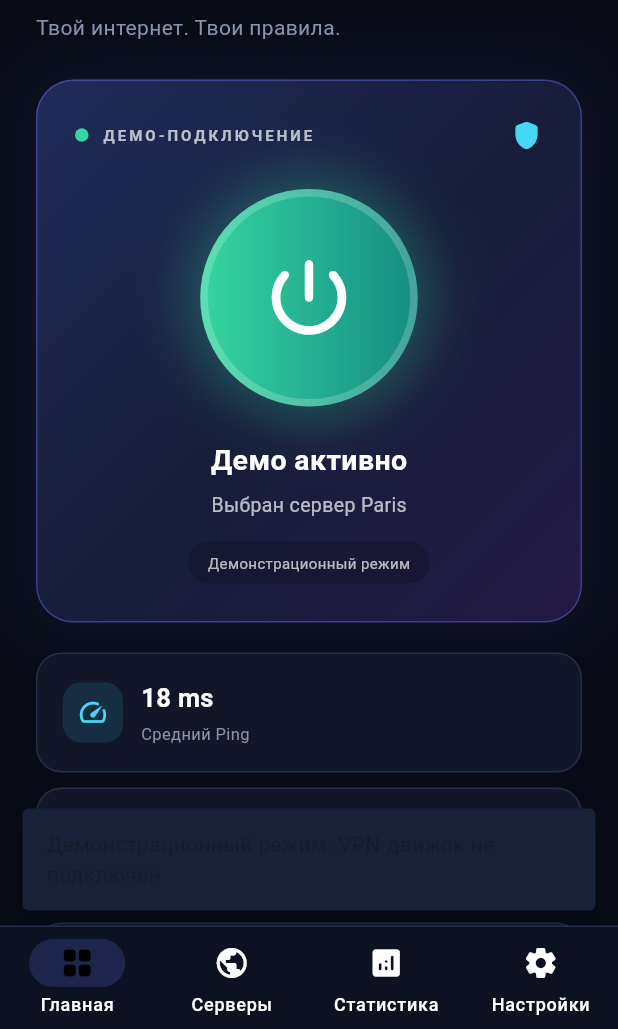
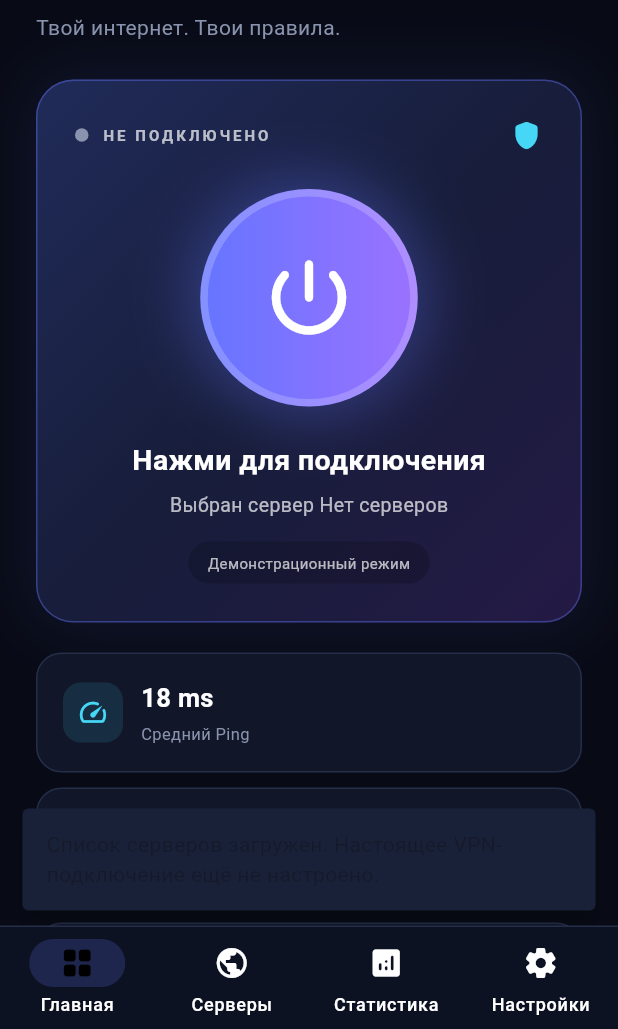
Before and after one commit to shatlyk5728-lgtm/nova, a Flutter app: the screen it shows after launch, after a tap on the "power settings new" icon, on a phone screen of 412 x 824 dp, the part 207-1236 px from its top. Run offline on Flutter 3.47's test engine with Material 3 defaults, Android fonts, the phone set to English and light mode, and no system bars; our stand-ins replace supabase_flutter; missing offline and left inert: flutter_sing_box; accounts and stored records are empty; network calls fail; Roboto replaces fonts that are missing (Segoe UI); project files that could hold a hidden picture were left out.

Commit message:
Update main.dart

```diff
--- a/lib/main.dart
+++ b/lib/main.dart
@@ -1,9 +1,15 @@
 import 'package:flutter/material.dart';
 import 'package:flutter/services.dart';
 import 'package:flutter_sing_box/flutter_sing_box.dart';
+import 'package:supabase_flutter/supabase_flutter.dart';
 
 Future<void> main() async {
   WidgetsFlutterBinding.ensureInitialized();
+
+  await Supabase.initialize(
+    url: 'https://joebcmwluizjqrbatpfs.supabase.co',
+    anonKey: 'sb_publishable_jEd50a0qw2_J17qEVYiLxg_0Mfj68LX',
+  );
 
   await FlutterSingBox().init();
 
@@ -61,19 +67,38 @@ class NovaColors {
 // ============================================================
 
 class NovaServer {
+  final String id;
   final String name;
   final String country;
   final String flag;
   final int ping;
   final String city;
+  final String protocol;
+  final String configText;
 
   const NovaServer({
+    required this.id,
     required this.name,
     required this.country,
     required this.flag,
     required this.ping,
     required this.city,
+    required this.protocol,
+    required this.configText,
   });
+
+  factory NovaServer.fromJson(Map<String, dynamic> json) {
+    return NovaServer(
+      id: (json['id'] ?? '').toString(),
+      name: (json['name'] ?? 'Nova server').toString(),
+      country: (json['country'] ?? '').toString(),
+      flag: (json['flag'] ?? '🌐').toString(),
+      ping: 0, // Задержка пока не измеряется.
+      city: (json['name'] ?? 'Nova server').toString(),
+      protocol: (json['protocol'] ?? '').toString(),
+      configText: (json['config_text'] ?? '').toString(),
+    );
+  }
 }
 
 // ============================================================
@@ -99,63 +124,77 @@ class _NovaHomeState extends State<NovaHome> {
 
   String searchQuery = '';
 
-  final List<NovaServer> servers = const [
-    NovaServer(
-      name: 'France',
-      country: 'Франция',
-      flag: '🇫🇷',
-      city: 'Paris',
-      ping: 18,
-    ),
-    NovaServer(
-      name: 'Germany',
-      country: 'Германия',
-      flag: '🇩🇪',
-      city: 'Frankfurt',
-      ping: 24,
-    ),
-    NovaServer(
-      name: 'Netherlands',
-      country: 'Нидерланды',
-      flag: '🇳🇱',
-      city: 'Amsterdam',
-      ping: 29,
-    ),
-    NovaServer(
-      name: 'Switzerland',
-      country: 'Швейцария',
-      flag: '🇨🇭',
-      city: 'Zurich',
-      ping: 31,
-    ),
-    NovaServer(
-      name: 'United Kingdom',
-      country: 'Великобритания',
-      flag: '🇬🇧',
-      city: 'London',
-      ping: 35,
-    ),
-    NovaServer(
-      name: 'United States',
-      country: 'США',
-      flag: '🇺🇸',
-      city: 'New York',
-      ping: 95,
-    ),
-    NovaServer(
-      name: 'Japan',
-      country: 'Япония',
-      flag: '🇯🇵',
-      city: 'Tokyo',
-      ping: 142,
-    ),
-  ];
+  List<NovaServer> servers = [];
+  bool isLoadingServers = true;
+  String? serverLoadError;
+
+  @override
+  void initState() {
+    super.initState();
+    loadServers();
+  }
+
+  Future<void> loadServers() async {
+    if (mounted) {
+      setState(() {
+        isLoadingServers = true;
+        serverLoadError = null;
+      });
+    }
+
+    try {
+      final response = await Supabase.instance.client.functions.invoke(
+        'dynamic-service',
+        method: HttpMethod.get,
+      );
+
+      final body = response.data;
+      if (body is! Map || body['servers'] is! List) {
+        throw Exception('Неверный ответ сервера');
+      }
+
+      final loaded = (body['servers'] as List)
+          .whereType<Map>()
+          .map((item) => NovaServer.fromJson(
+                Map<String, dynamic>.from(item),
+              ))
+          .where((server) => server.configText.isNotEmpty)
+          .toList();
+
+      if (!mounted) return;
+      setState(() {
+        servers = loaded;
+        isLoadingServers = false;
+        if (selectedServer >= servers.length) selectedServer = 0;
+      });
+    } catch (error) {
+      if (!mounted) return;
+      setState(() {
+        isLoadingServers = false;
+        serverLoadError = error.toString();
+      });
+    }
+  }
+
+  final NovaServer emptyServer = const NovaServer(
+    id: '',
+    name: 'No server',
+    country: '',
+    flag: '🌐',
+    ping: 0,
+    city: 'Нет серверов',
+    protocol: '',
+    configText: '',
+  );
 
   String get language => isRussian ? 'ru' : 'en';
 
   String tr(String ru, String en) => isRussian ? ru : en;
 
-  NovaServer get currentServer => servers[selectedServer];
+  NovaServer get currentServer =>
+      servers.isEmpty
+          ? emptyServer
+          : (selectedServer < servers.length ? servers[selectedServer] : servers.first);
 
   void showMessage(String message) {
     ScaffoldMessenger.of(context).showSnackBar(
@@ -168,20 +207,11 @@ class _NovaHomeState extends State<NovaHome> {
   }
 
   void toggleConnection() {
-    setState(() {
-      isConnected = !isConnected;
-    });
-
     showMessage(
-      isConnected
-          ? tr(
-              'Демонстрационный режим: VPN-движок не подключён',
-              'Demo mode: VPN engine is not connected',
-            )
-          : tr(
-              'Демонстрационное подключение отключено',
-              'Demo connection disconnected',
-            ),
+      tr(
+        'Список серверов загружен. Настоящее VPN-подключение ещё не настроено.',
+        'Server list loaded. Real VPN connection is not configured yet.',
+      ),
     );
   }
 
@@ -996,7 +1026,7 @@ class _NovaHomeState extends State<NovaHome> {
         borderRadius: BorderRadius.circular(10),
       ),
       child: Text(
-        '$ping ms',
+        ping > 0 ? '$ping ms' : '—',
         style: TextStyle(
           color: color,
           fontWeight: FontWeight.bold,
@@ -1120,8 +1150,8 @@ class _NovaHomeState extends State<NovaHome> {
           const SizedBox(height: 8),
           Text(
             tr(
-              'Выбери сервер для демонстрационного подключения',
-              'Choose a server for demo connection',
+              'Серверы загружаются из Nova VPN',
+              'Servers are loaded from Nova VPN',
             ),
             style: const TextStyle(
               color: NovaColors.muted,
@@ -1181,8 +1211,38 @@ class _NovaHomeState extends State<NovaHome> {
               ),
             ],
           ),
-          const SizedBox(height: 12),
-          if (filteredServers.isEmpty)
+          Align(
+            alignment: Alignment.centerRight,
+            child: TextButton.icon(
+              onPressed: isLoadingServers ? null : loadServers,
+              icon: const Icon(Icons.refresh_rounded, size: 17),
+              label: Text(tr('Обновить список', 'Refresh list')),
+            ),
+          ),
+          const SizedBox(height: 4),
+          if (isLoadingServers)
+            const Padding(
+              padding: EdgeInsets.all(24),
+              child: Center(child: CircularProgressIndicator()),
+            ),
+          if (!isLoadingServers && serverLoadError != null)
+            Padding(
+              padding: const EdgeInsets.all(18),
+              child: Column(
+                children: [
+                  Text(
+                    tr('Не удалось загрузить серверы', 'Could not load servers'),
+                    style: const TextStyle(color: Colors.orange),
+                  ),
+                  const SizedBox(height: 8),
+                  TextButton(
+                    onPressed: loadServers,
+                    child: Text(tr('Повторить', 'Retry')),
+                  ),
+                ],
+              ),
+            ),
+          if (!isLoadingServers && serverLoadError == null && filteredServers.isEmpty)
             Padding(
               padding: const EdgeInsets.all(30),
               child: Center(
@@ -1246,7 +1306,7 @@ class _NovaHomeState extends State<NovaHome> {
                   ),
                   const SizedBox(height: 5),
                   Text(
-                    isRussian ? server.country : server.name,
+                    '${isRussian ? server.country : server.name} • ${server.protocol}',
                     style: const TextStyle(
                       color: NovaColors.muted,
                       fontSize: 11,
```
